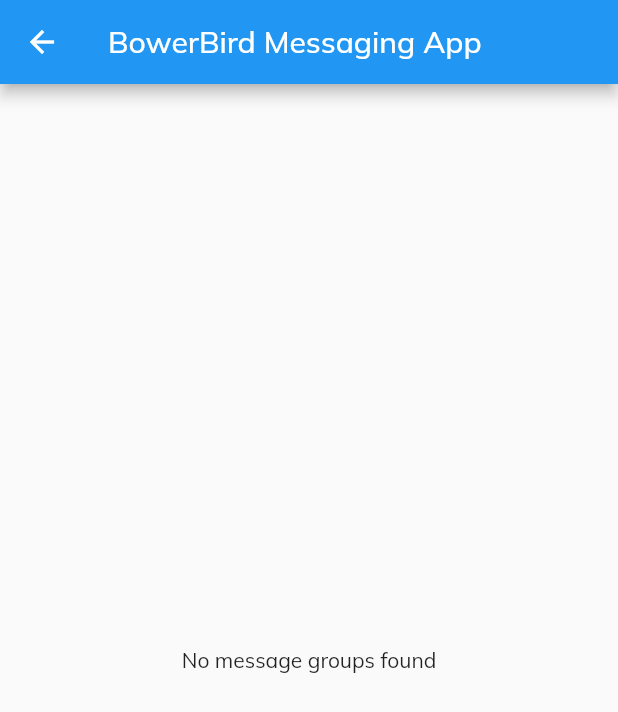
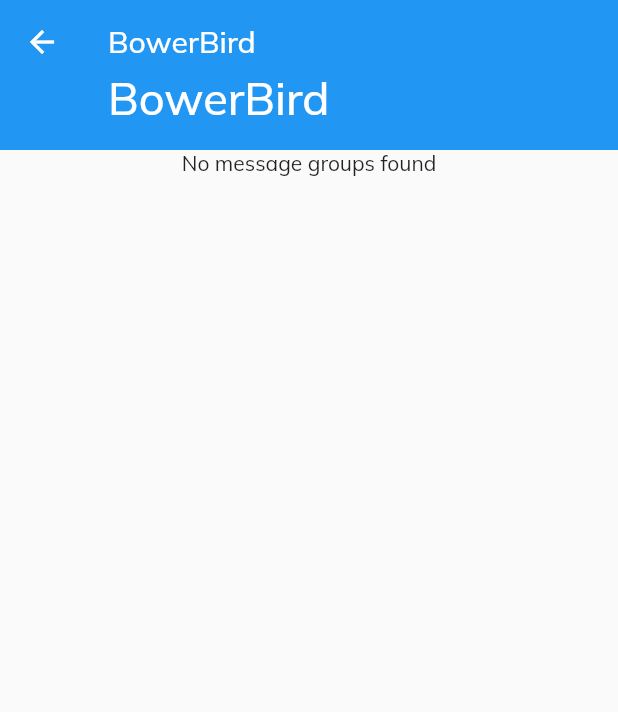
Before and after one commit to timsedev/bowerbird_messaging_app, a Flutter app: the HomeView screen opened by its route, on a phone screen of 412 x 824 dp. Shown: the top 712 px of the screen. Run offline on Flutter 3.47's test engine with Material 2 defaults, Android fonts, the phone set to English and light mode, and no system bars; our stand-ins replace dio, stacked, stacked_services, stacked_shared; accounts and stored records are empty; network calls fail.

Commit message:
Added basic CustomScrollView for HomeView

```diff
--- a/lib/ui/views/home/home_view.dart
+++ b/lib/ui/views/home/home_view.dart
@@ -1,7 +1,5 @@
 import 'package:flutter/material.dart';
 import 'package:stacked/stacked.dart';
-import 'package:bowerbird_messaging_app/ui/common/app_colors.dart';
-import 'package:bowerbird_messaging_app/ui/common/ui_helpers.dart';
 
 import 'home_viewmodel.dart';
 
@@ -15,13 +13,24 @@
     Widget? child,
   ) {
     return Scaffold(
-      appBar: AppBar(
-        title: const Text('BowerBird Messaging App'),
+      body: SafeArea(
+        child: CustomScrollView(
+          slivers: [
+            SliverAppBar(
+                title: const Text('BowerBird'),
+                pinned: true,
+                floating: true,
+                expandedHeight: 100,
+                flexibleSpace: FlexibleSpaceBar(
+                  title: const Text('BowerBird'),
+                  background: Container(
+                    color: Colors.blue,
+                  ),
+                )),
+            _buildMessageGroupList(context, viewModel),
+          ],
+        ),
       ),
-      body: SafeArea(
-          child: viewModel.isBusy
-              ? const Center(child: CircularProgressIndicator())
-              : _buildMessageGroupList(context, viewModel)),
     );
   }
 
@@ -38,18 +47,21 @@
     super.onViewModelReady(viewModel);
   }
 
+  Widget _buildAppBar(BuildContext context, HomeViewModel viewModel) {
+    return Row();
+  }
+
   Widget _buildMessageGroupList(BuildContext context, HomeViewModel viewModel) {
     return viewModel.messageGroups == null
-        ? const Center(child: Text('No message groups found'))
-        : ListView.builder(
-            itemCount: viewModel.messageGroups!.length,
-            itemBuilder: (context, index) {
-              return Card(
-                child: ListTile(
-                  title: Text(viewModel.messageGroups![index].name),
-                ),
-              );
-            },
+        ? SliverToBoxAdapter(
+            child: const Center(child: Text('No message groups found')))
+        : SliverList(
+            delegate: SliverChildBuilderDelegate(
+              (context, index) => ListTile(
+                title: Text(viewModel.messageGroups![index].name),
+              ),
+              childCount: viewModel.messageGroups!.length,
+            ),
           );
   }
 }
```
